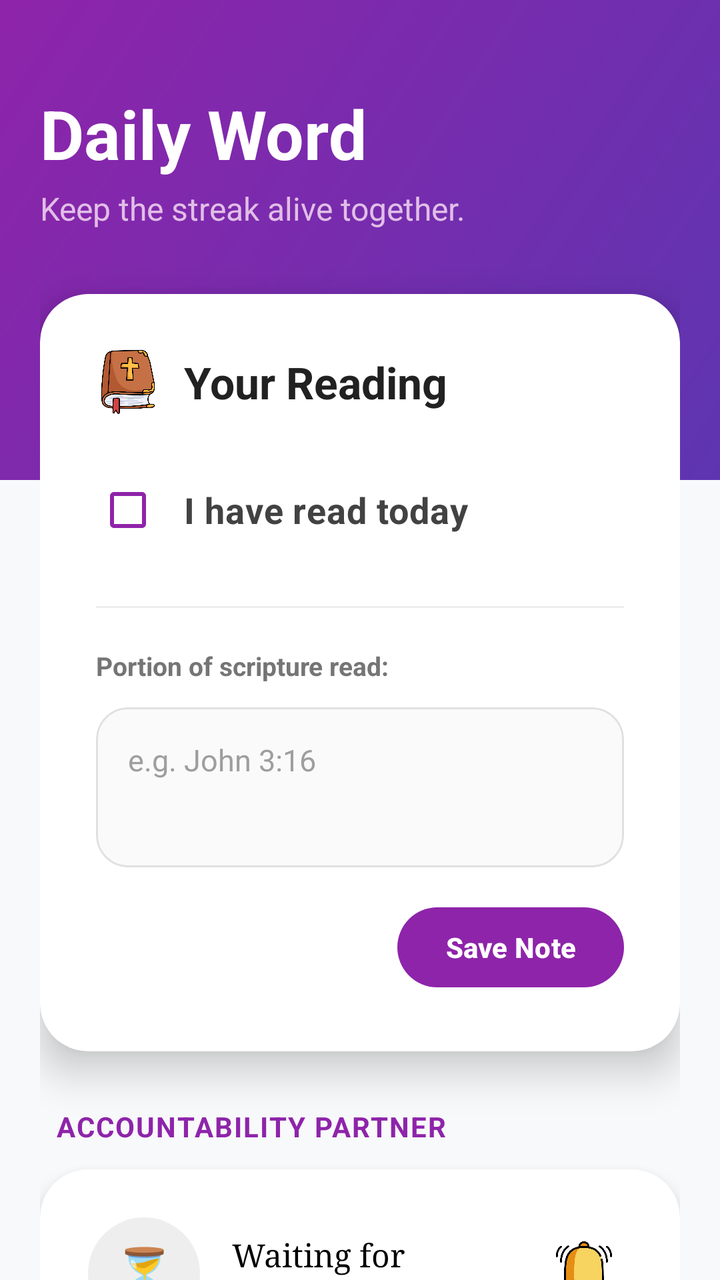
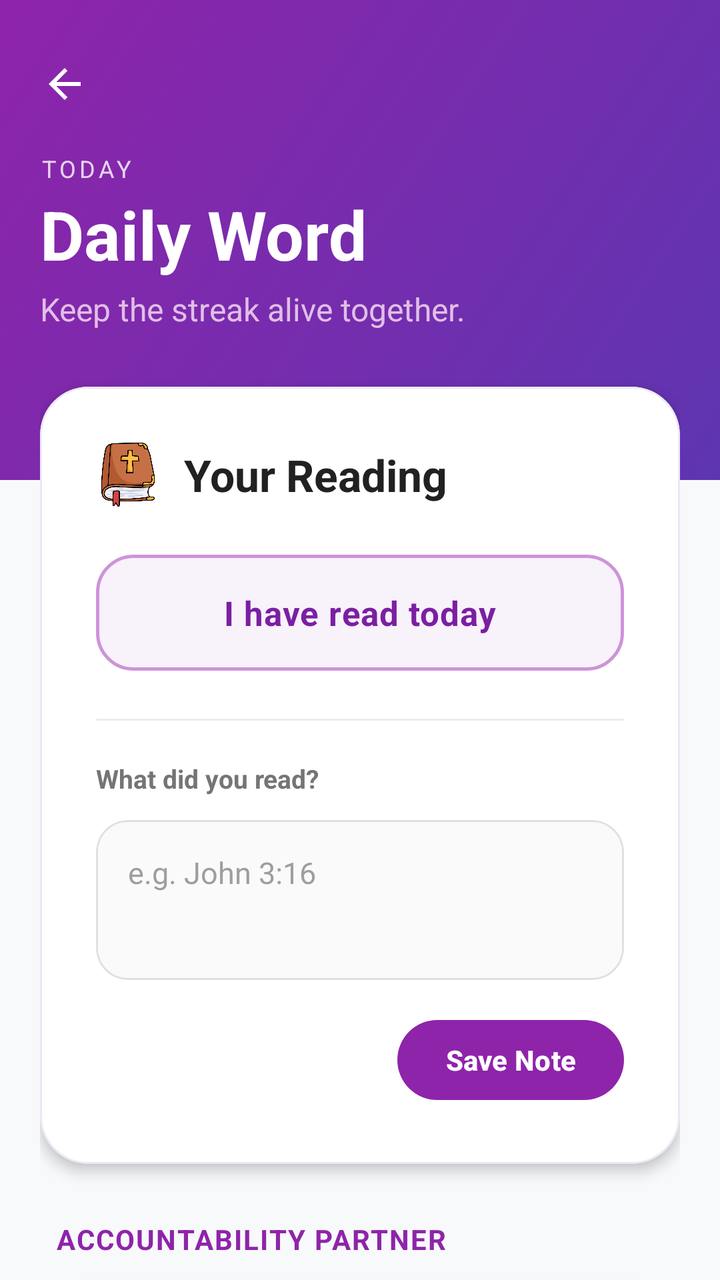

Before-and-after screenshots of an Android layout around one commit, followed by the original layout XML and the change that was made.
<!-- AndroidManifest.xml: application theme Theme.SpiritualTracker -->
<!-- res/layout/activity_bible.xml -->
<?xml version="1.0" encoding="utf-8"?>
<FrameLayout xmlns:android="http://schemas.android.com/apk/res/android"
    xmlns:app="http://schemas.android.com/apk/res-auto"
    xmlns:tools="http://schemas.android.com/tools"
    android:layout_width="match_parent"
    android:layout_height="match_parent"
    android:background="#F8F9FA"
    tools:context=".BibleActivity">

    <View
        android:layout_width="match_parent"
        android:layout_height="240dp"
        android:background="@drawable/bg_header_gradient" />

    <androidx.core.widget.NestedScrollView
        android:layout_width="match_parent"
        android:layout_height="match_parent"
        android:clipToPadding="false"
        android:paddingBottom="40dp">

        <LinearLayout
            android:layout_width="match_parent"
            android:layout_height="wrap_content"
            android:orientation="vertical"
            android:padding="20dp">

            <TextView
                android:layout_width="wrap_content"
                android:layout_height="wrap_content"
                android:text="Daily Word"
                android:textColor="#FFFFFF"
                android:textSize="34sp"
                android:textStyle="bold"
                android:layout_marginTop="24dp"
                android:layout_marginBottom="4dp"/>

            <TextView
                android:layout_width="wrap_content"
                android:layout_height="wrap_content"
                android:text="Keep the streak alive together."
                android:textColor="#E1BEE7"
                android:textSize="16sp"
                android:layout_marginBottom="32dp"/>

            <androidx.cardview.widget.CardView
                android:layout_width="match_parent"
                android:layout_height="wrap_content"
                app:cardCornerRadius="24dp"
                app:cardElevation="12dp"
                app:cardMaxElevation="12dp"
                app:cardBackgroundColor="#FFFFFF"
                android:layout_marginBottom="28dp">

                <LinearLayout
                    android:layout_width="match_parent"
                    android:layout_height="wrap_content"
                    android:orientation="vertical"
                    android:padding="28dp">

                    <LinearLayout
                        android:layout_width="match_parent"
                        android:layout_height="wrap_content"
                        android:gravity="center_vertical"
                        android:orientation="horizontal"
                        android:layout_marginBottom="24dp">

                        <ImageView
                            android:layout_width="32dp"
                            android:layout_height="32dp"
                            android:src="@drawable/bible" />

                        <TextView
                            android:layout_width="wrap_content"
                            android:layout_height="wrap_content"
                            android:text="Your Reading"
                            android:textColor="#212121"
                            android:textSize="22sp"
                            android:textStyle="bold"
                            android:layout_marginStart="12dp"/>
                    </LinearLayout>

                    <CheckBox
                        android:id="@+id/cbRead"
                        android:layout_width="match_parent"
                        android:layout_height="wrap_content"
                        android:text="I have read today"
                        android:textSize="18sp"
                        android:textStyle="bold"
                        android:textColor="#424242"
                        android:buttonTint="#8E24AA"
                        android:paddingStart="12dp"
                        android:layout_marginBottom="24dp"/>

                    <View
                        android:layout_width="match_parent"
                        android:layout_height="1dp"
                        android:background="#EEEEEE"
                        android:layout_marginBottom="20dp"/>

                    <TextView
                        android:layout_width="wrap_content"
                        android:layout_height="wrap_content"
                        android:text="Portion of scripture read:"
                        android:textSize="13sp"
                        android:textStyle="bold"
                        android:textColor="#757575"
                        android:layout_marginBottom="12dp"/>

                    <com.google.android.material.card.MaterialCardView
                        android:layout_width="match_parent"
                        android:layout_height="wrap_content"
                        app:cardCornerRadius="16dp"
                        app:cardElevation="0dp"
                        app:strokeColor="#E0E0E0"
                        app:strokeWidth="1dp"
                        app:cardBackgroundColor="#FAFAFA"
                        android:layout_marginBottom="16dp">

                        <EditText
                            android:id="@+id/etVerse"
                            android:layout_width="match_parent"
                            android:layout_height="wrap_content"
                            android:hint="e.g. John 3:16"
                            android:textColor="#212121"
                            android:textColorHint="#9E9E9E"
                            android:textSize="15sp"
                            android:padding="16dp"
                            android:background="@null"
                            android:minHeight="80dp"
                            android:gravity="top|start"/>
                    </com.google.android.material.card.MaterialCardView>

                    <com.google.android.material.button.MaterialButton
                        android:id="@+id/btnSaveVerse"
                        android:layout_width="wrap_content"
                        android:layout_height="wrap_content"
                        android:text="Save Note"
                        android:textColor="#FFFFFF"
                        app:backgroundTint="#8E24AA"
                        app:cornerRadius="24dp"
                        android:layout_gravity="end"
                        android:paddingHorizontal="24dp"
                        android:paddingVertical="10dp"
                        android:textStyle="bold"
                        android:elevation="0dp"/>

                </LinearLayout>
            </androidx.cardview.widget.CardView>

            <TextView
                android:layout_width="wrap_content"
                android:layout_height="wrap_content"
                android:text="Accountability Partner"
                android:textSize="14sp"
                android:textStyle="bold"
                android:textColor="#8E24AA"
                android:layout_marginBottom="12dp"
                android:layout_marginStart="8dp"
                android:letterSpacing="0.05"
                android:textAllCaps="true"/>

            <androidx.cardview.widget.CardView
                android:layout_width="match_parent"
                android:layout_height="wrap_content"
                app:cardCornerRadius="24dp"
                app:cardElevation="8dp"
                app:cardBackgroundColor="#FFFFFF"
                android:layout_marginBottom="24dp">

                <LinearLayout
                    android:layout_width="match_parent"
                    android:layout_height="wrap_content"
                    android:orientation="vertical"
                    android:padding="24dp">

                    <LinearLayout
                        android:layout_width="match_parent"
                        android:layout_height="wrap_content"
                        android:orientation="horizontal"
                        android:gravity="center_vertical">

                        <FrameLayout
                            android:id="@+id/framePartnerIcon"
                            android:layout_width="56dp"
                            android:layout_height="56dp"
                            android:background="@drawable/circle_bg_grey">

                            <TextView
                                android:id="@+id/tvPartnerStatusIcon"
                                android:layout_width="match_parent"
                                android:layout_height="match_parent"
                                android:text="⏳"
                                android:textSize="26sp"
                                android:gravity="center"/>

                            <ImageView
                                android:id="@+id/imgPartnerStatusIcon"
                                android:layout_width="match_parent"
                                android:layout_height="match_parent"
                                android:padding="6dp"
                                android:visibility="gone"/>
                        </FrameLayout>

                        <LinearLayout
                            android:layout_width="0dp"
                            android:layout_height="match_parent"
                            android:layout_weight="1"
                            android:orientation="vertical"
                            android:gravity="center_vertical"
                            android:layout_marginStart="16dp">

                            <TextView
                                android:id="@+id/tvPartnerStatus"
                                android:layout_width="wrap_content"
                                android:layout_height="wrap_content"
                                android:text="Waiting for partner..."
                                android:textSize="16sp"
                                android:textStyle="normal"
                                android:fontFamily="serif"
                                android:textColor="#000000"/>

                        </LinearLayout>

                        <FrameLayout
                            android:id="@+id/btnNudge"
                            android:layout_width="48dp"
                            android:layout_height="48dp"
                            android:clickable="true"
                            android:focusable="true"
                            android:background="?attr/selectableItemBackgroundBorderless">

                            <ImageView
                                android:layout_width="32dp"
                                android:layout_height="32dp"
                                android:layout_gravity="center"
                                android:src="@drawable/ic_nudge" />
                        </FrameLayout>
                    </LinearLayout>

                    <com.google.android.material.card.MaterialCardView
                        android:id="@+id/layoutPartnerVerse"
                        android:layout_width="match_parent"
                        android:layout_height="wrap_content"
                        app:cardCornerRadius="16dp"
                        app:cardElevation="0dp"
                        app:cardBackgroundColor="#F4F0F9"
                        android:layout_marginTop="20dp"
                        android:visibility="gone">

                        <LinearLayout
                            android:layout_width="match_parent"
                            android:layout_height="wrap_content"
                            android:orientation="vertical"
                            android:padding="20dp">

                            <TextView
                                android:layout_width="wrap_content"
                                android:layout_height="wrap_content"
                                android:text="PORTION READ"
                                android:textSize="11sp"
                                android:textColor="#8E24AA"
                                android:textStyle="bold"
                                android:letterSpacing="0.1"
                                android:textAllCaps="true"/>

                            <TextView
                                android:id="@+id/tvPartnerVerse"
                                android:layout_width="wrap_content"
                                android:layout_height="wrap_content"
                                android:text="..."
                                android:textSize="18sp"
                                android:textColor="#424242"
                                android:layout_marginTop="8dp"
                                android:lineSpacingExtra="4dp"
                                android:textStyle="italic"/>
                        </LinearLayout>
                    </com.google.android.material.card.MaterialCardView>

                </LinearLayout>
            </androidx.cardview.widget.CardView>

        </LinearLayout>
    </androidx.core.widget.NestedScrollView>
</FrameLayout>
<!-- resources referenced by this layout -->
<resources>
  <!-- drawable bg_header_gradient (drawable) -->
  <?xml version="1.0" encoding="utf-8"?>
  <shape xmlns:android="http://schemas.android.com/apk/res/android" android:shape="rectangle">
      <gradient
          android:startColor="#5E35B1"
          android:endColor="#8E24AA"
          android:angle="135"/>
  
  
  </shape>
  <!-- drawable bible: png bitmap (drawable, 43508 bytes) -->
  <!-- drawable circle_bg_grey (drawable) -->
  <?xml version="1.0" encoding="utf-8"?>
  <shape xmlns:android="http://schemas.android.com/apk/res/android"
      android:shape="oval">
      <solid android:color="#EEEEEE" />
  </shape>
  <!-- drawable ic_nudge: png bitmap (drawable, 23362 bytes) -->
  <style name="Theme.SpiritualTracker" parent="Base.Theme.SpiritualTracker" />
  <style name="Base.Theme.SpiritualTracker" parent="Theme.Material3.DayNight.NoActionBar">
          <item name="colorPrimary">#7E57C2</item>
          <item name="colorOnPrimary">#FFFFFF</item>
          <item name="colorSecondaryContainer">#D1C4E9</item>
          <item name="colorOnSecondaryContainer">#7E57C2</item>
          <item name="android:windowBackground">#F3F4F9</item>
          
          <item name="android:navigationBarColor">#F5F5F5</item>
          <item name="android:windowLightNavigationBar" tools:targetApi="27">true</item>
      </style>
</resources>

<!-- the commit's change to res/layout/activity_bible.xml (unified diff, before → after) -->
@@ -8,6 +8,7 @@
     tools:context=".BibleActivity">
 
     <View
+        android:id="@+id/bibleHeader"
         android:layout_width="match_parent"
         android:layout_height="240dp"
         android:background="@drawable/bg_header_gradient" />
@@ -19,11 +20,33 @@
         android:paddingBottom="40dp">
 
         <LinearLayout
+            android:id="@+id/bibleContent"
             android:layout_width="match_parent"
             android:layout_height="wrap_content"
             android:orientation="vertical"
             android:padding="20dp">
 
+            <ImageView
+                android:id="@+id/btnBibleBack"
+                android:layout_width="44dp"
+                android:layout_height="44dp"
+                android:layout_marginStart="-10dp"
+                android:background="?attr/selectableItemBackgroundBorderless"
+                android:contentDescription="Back"
+                android:padding="10dp"
+                android:src="@drawable/ic_back" />
+
+            <TextView
+                android:id="@+id/tvBibleDate"
+                android:layout_width="wrap_content"
+                android:layout_height="wrap_content"
+                android:layout_marginTop="12dp"
+                android:text="TODAY"
+                android:textAllCaps="true"
+                android:textColor="#CCFFFFFF"
+                android:textSize="12sp"
+                android:letterSpacing="0.15"/>
+
             <TextView
                 android:layout_width="wrap_content"
                 android:layout_height="wrap_content"
@@ -31,7 +54,7 @@
                 android:textColor="#FFFFFF"
                 android:textSize="34sp"
                 android:textStyle="bold"
-                android:layout_marginTop="24dp"
+                android:layout_marginTop="2dp"
                 android:layout_marginBottom="4dp"/>
 
             <TextView
@@ -40,14 +63,15 @@
                 android:text="Keep the streak alive together."
                 android:textColor="#E1BEE7"
                 android:textSize="16sp"
-                android:layout_marginBottom="32dp"/>
-
-            <androidx.cardview.widget.CardView
+                android:layout_marginBottom="28dp"/>
+
+            <com.google.android.material.card.MaterialCardView
                 android:layout_width="match_parent"
                 android:layout_height="wrap_content"
                 app:cardCornerRadius="24dp"
-                app:cardElevation="12dp"
-                app:cardMaxElevation="12dp"
+                app:cardElevation="4dp"
+                app:strokeColor="#EDE7F6"
+                app:strokeWidth="1dp"
                 app:cardBackgroundColor="#FFFFFF"
                 android:layout_marginBottom="28dp">
 
@@ -82,13 +106,14 @@
                     <CheckBox
                         android:id="@+id/cbRead"
                         android:layout_width="match_parent"
-                        android:layout_height="wrap_content"
+                        android:layout_height="58dp"
+                        android:background="@drawable/bg_read_button"
+                        android:button="@null"
+                        android:gravity="center"
                         android:text="I have read today"
-                        android:textSize="18sp"
+                        android:textColor="@color/read_button_text"
+                        android:textSize="17sp"
                         android:textStyle="bold"
-                        android:textColor="#424242"
-                        android:buttonTint="#8E24AA"
-                        android:paddingStart="12dp"
                         android:layout_marginBottom="24dp"/>
 
                     <View
@@ -100,7 +125,7 @@
                     <TextView
                         android:layout_width="wrap_content"
                         android:layout_height="wrap_content"
-                        android:text="Portion of scripture read:"
+                        android:text="What did you read?"
                         android:textSize="13sp"
                         android:textStyle="bold"
                         android:textColor="#757575"
@@ -145,7 +170,7 @@
                         android:elevation="0dp"/>
 
                 </LinearLayout>
-            </androidx.cardview.widget.CardView>
+            </com.google.android.material.card.MaterialCardView>
 
             <TextView
                 android:layout_width="wrap_content"
@@ -159,11 +184,13 @@
                 android:letterSpacing="0.05"
                 android:textAllCaps="true"/>
 
-            <androidx.cardview.widget.CardView
+            <com.google.android.material.card.MaterialCardView
                 android:layout_width="match_parent"
                 android:layout_height="wrap_content"
                 app:cardCornerRadius="24dp"
-                app:cardElevation="8dp"
+                app:cardElevation="4dp"
+                app:strokeColor="#EDE7F6"
+                app:strokeWidth="1dp"
                 app:cardBackgroundColor="#FFFFFF"
                 android:layout_marginBottom="24dp">
 
@@ -213,11 +240,11 @@
                                 android:id="@+id/tvPartnerStatus"
                                 android:layout_width="wrap_content"
                                 android:layout_height="wrap_content"
-                                android:text="Waiting for partner..."
+                                android:text="Waiting for your partner…"
                                 android:textSize="16sp"
-                                android:textStyle="normal"
-                                android:fontFamily="serif"
-                                android:textColor="#000000"/>
+                                android:fontFamily="sans-serif-medium"
+                                android:lineSpacingExtra="2dp"
+                                android:textColor="#212121"/>
 
                         </LinearLayout>
 
@@ -277,7 +304,7 @@
                     </com.google.android.material.card.MaterialCardView>
 
                 </LinearLayout>
-            </androidx.cardview.widget.CardView>
+            </com.google.android.material.card.MaterialCardView>
 
         </LinearLayout>
     </androidx.core.widget.NestedScrollView>
<!-- resource entries referenced after the edit -->
@@ -10,6 +10,27 @@
   
   
   </shape>
+  <!-- drawable bg_read_button (drawable) -->
+  <?xml version="1.0" encoding="utf-8"?>
+  <selector xmlns:android="http://schemas.android.com/apk/res/android">
+      <item android:state_checked="true">
+          <shape android:shape="rectangle">
+              
+              <gradient
+                  android:angle="0"
+                  android:startColor="#8E24AA"
+                  android:endColor="#5E35B1" />
+              <corners android:radius="18dp" />
+          </shape>
+      </item>
+      <item>
+          <shape android:shape="rectangle">
+              <solid android:color="#F8F2FB" />
+              <stroke android:width="1.5dp" android:color="#CE93D8" />
+              <corners android:radius="18dp" />
+          </shape>
+      </item>
+  </selector>
   <!-- drawable bible: png bitmap (drawable, 43508 bytes) -->
   <!-- drawable circle_bg_grey (drawable) -->
   <?xml version="1.0" encoding="utf-8"?>
@@ -17,6 +38,16 @@
       android:shape="oval">
       <solid android:color="#EEEEEE" />
   </shape>
+  <!-- drawable ic_back (drawable) -->
+  <vector xmlns:android="http://schemas.android.com/apk/res/android"
+      android:width="24dp"
+      android:height="24dp"
+      android:viewportWidth="24"
+      android:viewportHeight="24">
+      <path
+          android:fillColor="#FFFFFFFF"
+          android:pathData="M20,11H7.83l5.59,-5.59L12,4l-8,8 8,8 1.41,-1.41L7.83,13H20v-2z" />
+  </vector>
   <!-- drawable ic_nudge: png bitmap (drawable, 23362 bytes) -->
   <style name="Theme.SpiritualTracker" parent="Base.Theme.SpiritualTracker" />
   <style name="Base.Theme.SpiritualTracker" parent="Theme.Material3.DayNight.NoActionBar">
